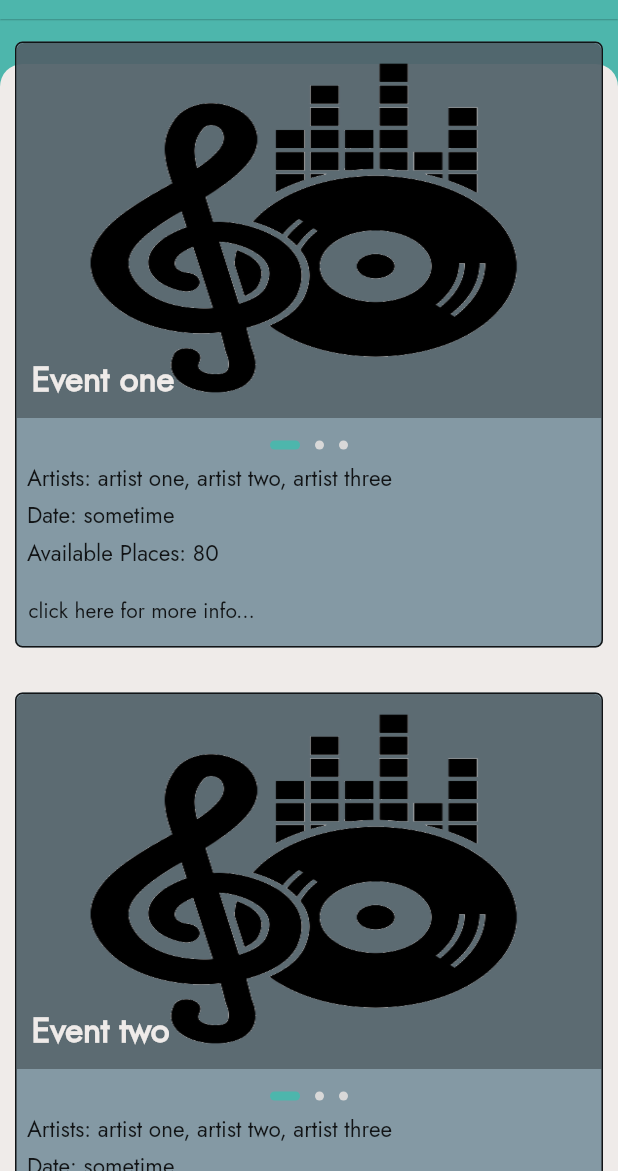
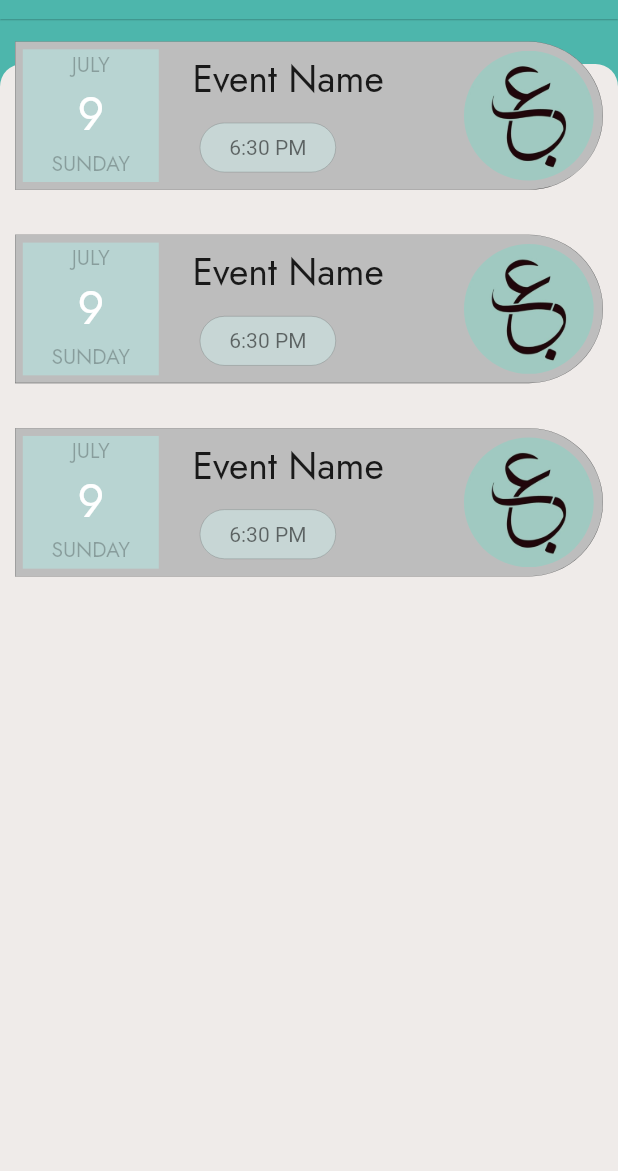
Before and after one commit to MayarAboumahmood/worker_app, a Flutter app: the EventPage screen opened by its route, on a phone screen of 412 x 824 dp, the part 65-1236 px from its top. Run offline on Flutter 3.47's test engine with Material 2 defaults, Android fonts, the phone set to English and light mode, and no system bars; drawn by our look-alikes of auto_size_text; our stand-ins replace curved_navigation_bar, get, shared_preferences, sized_context; accounts and stored records are empty.

Commit message:
adding the new event card

```diff
--- a/worker_app/lib/view/screens/event_page/event_page.dart
+++ b/worker_app/lib/view/screens/event_page/event_page.dart
@@ -5,6 +5,7 @@ import '../../../constant/theme.dart';
 import '../../widget/animation_title.dart';
 import '../../widget/drawer.dart';
 import '../../widget/event_card.dart';
+import '../../widget/new_event_card.dart';
 
 // ignore: must_be_immutable
 class EventPage extends StatelessWidget {
@@ -128,11 +129,12 @@ class EventPage extends StatelessWidget {
 
   Widget buildEventGridView() {
     return ListView.builder(
-      itemCount: events.length - 1,
+      itemCount: 3, //events.length - 1,
       itemBuilder: (context, index) {
-        return Padding(
-          padding: const EdgeInsets.symmetric(horizontal: 10, vertical: 15),
-          child: events[index],
+        return const Padding(
+          padding: EdgeInsets.symmetric(horizontal: 10, vertical: 15),
+          child: NewEventCard(),
+          // events[index],
         );
       },
     );
--- /dev/null
+++ b/worker_app/lib/view/widget/new_event_card.dart
@@ -0,0 +1,113 @@
+import 'package:flutter/material.dart';
+import 'package:get/get.dart';
+import 'package:worker_app/constant/fonts.dart';
+import 'package:worker_app/constant/text_style.dart';
+import 'package:worker_app/constant/theme.dart';
+
+class NewEventCard extends StatelessWidget {
+  const NewEventCard({super.key});
+
+  @override
+  Widget build(BuildContext context) {
+    return Container(
+        height: Get.size.height * .12,
+        width: Get.size.width * .95,
+        decoration: BoxDecoration(
+            border: Border.all(
+              color: Colors.black54,
+              width: 0.2,
+            ),
+            color: Get.isDarkMode
+                ? const Color.fromARGB(255, 54, 54, 54)
+                : Colors.grey[400],
+            borderRadius: const BorderRadius.only(
+                topRight: Radius.circular(400),
+                bottomRight: Radius.circular(400))),
+        child: Row(
+          crossAxisAlignment: CrossAxisAlignment.start,
+          mainAxisAlignment: MainAxisAlignment.spaceBetween,
+          children: [
+            Padding(
+              padding: const EdgeInsets.all(5.0),
+              child: dateContainer(
+                  'july'.toUpperCase(), 9, 'sunday'.toUpperCase()),
+            ),
+            Padding(
+              padding: const EdgeInsets.only(right: 30),
+              child: Column(
+                mainAxisAlignment: MainAxisAlignment.spaceEvenly,
+                crossAxisAlignment: CrossAxisAlignment.start,
+                children: [
+                  Text('Event Name', style: generalTextStyle(25)),
+                  timeContainer('6:30 PM'),
+                ],
+              ),
+            ),
+            Padding(
+              padding: const EdgeInsets.all(6.0),
+              child: Center(
+                child: ClipOval(
+                    child: Image.asset('assets/images/The project icon 1.jpg')),
+              ),
+            )
+          ],
+        ));
+  }
+
+  Widget timeContainer(String time) {
+    return Container(
+      margin: const EdgeInsets.symmetric(horizontal: 5, vertical: 5),
+      height: Get.size.height * .04,
+      width: Get.size.width * .22,
+      decoration: BoxDecoration(
+          border: Border.all(
+            color: Colors.black54,
+            width: 0.2,
+          ),
+          color: const Color.fromARGB(255, 199, 214, 213),
+          borderRadius: const BorderRadius.all(Radius.circular(100))),
+      child: Center(
+          child: Text(
+        time,
+        style: const TextStyle(color: Colors.black54),
+      )),
+    );
+  }
+
+  Widget dateContainer(String monthName, int monthNumber, String dayName) {
+    return Center(
+      child: Container(
+        height: Get.size.height * .11,
+        width: Get.size.height * .11,
+        decoration: BoxDecoration(
+          color: Get.isDarkMode
+              ? darkPrimaryColor
+              : const Color.fromARGB(255, 184, 212, 210),
+        ),
+        child: Column(
+          // mainAxisAlignment: MainAxisAlignment.spaceEvenly,
+          children: [
+            // const Spacer(),
+            Text(
+              monthName,
+              style:
+                  TextStyle(color: Colors.black26, fontFamily: jostFontFamily),
+            ),
+            const SizedBox(
+              height: 1,
+            ),
+            Text(monthNumber.toString(),
+                style: TextStyle(fontSize: 31, fontFamily: jostFontFamily)),
+            const SizedBox(
+              height: 0,
+            ),
+            Text(dayName,
+                style: TextStyle(
+                    color: Colors.black26, fontFamily: jostFontFamily)),
+            // const Spacer(),
+          ],
+        ),
+      ),
+    );
+  }
+}
```
